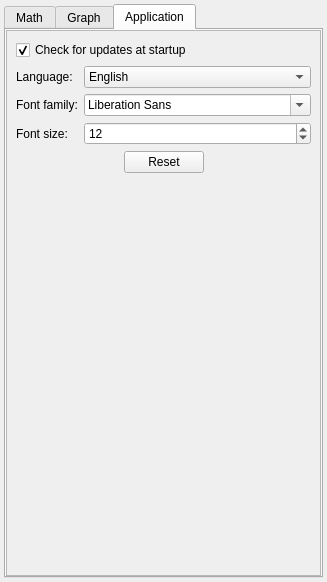
Before: the Qt Designer form Windows/settings.ui in AdelKS/ZeGrapher, drawn with Qt 5.
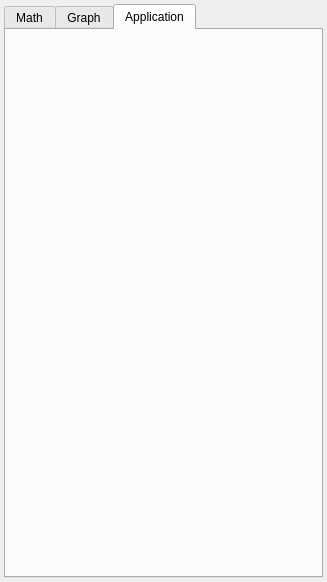
After: the same form once the commit is applied. The open tabs and pages were chosen to show the change. Icons and pictures are not drawn.

Commit message: Move app settings to new widget class ZeAppSettings

Patch:
```diff
--- a/Windows/settings.ui
+++ b/Windows/settings.ui
@@ -53,6 +53,9 @@
      <property name="currentIndex">
       <number>1</number>
      </property>
+     <property name="elideMode">
+      <enum>Qt::ElideLeft</enum>
+     </property>
      <widget class="QWidget" name="math">
       <attribute name="title">
        <string>Math</string>
@@ -215,259 +218,6 @@
        <property name="bottomMargin">
         <number>0</number>
        </property>
-       <item>
-        <widget class="QScrollArea" name="scrollArea_2">
-         <property name="sizePolicy">
-          <sizepolicy hsizetype="Preferred" vsizetype="Preferred">
-           <horstretch>0</horstretch>
-           <verstretch>0</verstretch>
-          </sizepolicy>
-         </property>
-         <property name="widgetResizable">
-          <bool>true</bool>
-         </property>
-         <widget class="QWidget" name="scrollAreaWidgetContents_2">
-          <property name="geometry">
-           <rect>
-            <x>0</x>
-            <y>0</y>
-            <width>313</width>
-            <height>538</height>
-           </rect>
-          </property>
-          <layout class="QVBoxLayout" name="verticalLayout_5">
-           <item>
-            <widget class="QCheckBox" name="updateCheckAtStart">
-             <property name="sizePolicy">
-              <sizepolicy hsizetype="Preferred" vsizetype="Preferred">
-               <horstretch>0</horstretch>
-               <verstretch>0</verstretch>
-              </sizepolicy>
-             </property>
-             <property name="maximumSize">
-              <size>
-               <width>16777215</width>
-               <height>16777215</height>
-              </size>
-             </property>
-             <property name="text">
-              <string>Check for updates at startup</string>
-             </property>
-             <property name="checked">
-              <bool>true</bool>
-             </property>
-            </widget>
-           </item>
-           <item>
-            <widget class="QWidget" name="widget_2" native="true">
-             <property name="sizePolicy">
-              <sizepolicy hsizetype="Preferred" vsizetype="Preferred">
-               <horstretch>0</horstretch>
-               <verstretch>0</verstretch>
-              </sizepolicy>
-             </property>
-             <layout class="QFormLayout" name="formLayout_2">
-              <property name="rowWrapPolicy">
-               <enum>QFormLayout::WrapLongRows</enum>
-              </property>
-              <property name="labelAlignment">
-               <set>Qt::AlignLeading|Qt::AlignLeft|Qt::AlignVCenter</set>
-              </property>
-              <property name="formAlignment">
-               <set>Qt::AlignCenter</set>
-              </property>
-              <property name="leftMargin">
-               <number>0</number>
-              </property>
-              <property name="topMargin">
-               <number>0</number>
-              </property>
-              <property name="rightMargin">
-               <number>0</number>
-              </property>
-              <property name="bottomMargin">
-               <number>0</number>
-              </property>
-              <item row="0" column="0">
-               <widget class="QLabel" name="label_10">
-                <property name="text">
-                 <string>Language:</string>
-                </property>
-               </widget>
-              </item>
-              <item row="0" column="1">
-               <widget class="QComboBox" name="languageComboBox">
-                <property name="sizePolicy">
-                 <sizepolicy hsizetype="Preferred" vsizetype="Fixed">
-                  <horstretch>0</horstretch>
-                  <verstretch>0</verstretch>
-                 </sizepolicy>
-                </property>
-                <property name="maximumSize">
-                 <size>
-                  <width>16777215</width>
-                  <height>16777215</height>
-                 </size>
-                </property>
-                <item>
-                 <property name="text">
-                  <string>English</string>
-                 </property>
-                </item>
-                <item>
-                 <property name="text">
-                  <string>Français</string>
-                 </property>
-                </item>
-               </widget>
-              </item>
-              <item row="1" column="0">
-               <widget class="QLabel" name="label_12">
-                <property name="text">
-                 <string>Font family:</string>
-                </property>
-               </widget>
-              </item>
-              <item row="1" column="1">
-               <widget class="QFontComboBox" name="appFontFamily">
-                <property name="sizePolicy">
-                 <sizepolicy hsizetype="Preferred" vsizetype="Preferred">
-                  <horstretch>0</horstretch>
-                  <verstretch>0</verstretch>
-                 </sizepolicy>
-                </property>
-                <property name="minimumSize">
-                 <size>
-                  <width>0</width>
-                  <height>0</height>
-                 </size>
-                </property>
-                <property name="maximumSize">
-                 <size>
-                  <width>16777215</width>
-                  <height>16777215</height>
-                 </size>
-                </property>
-                <property name="sizeAdjustPolicy">
-                 <enum>QComboBox::AdjustToContents</enum>
-                </property>
-               </widget>
-              </item>
-              <item row="2" column="0">
-               <widget class="QLabel" name="label_13">
-                <property name="text">
-                 <string>Font size:</string>
-                </property>
-               </widget>
-              </item>
-              <item row="2" column="1">
-               <widget class="QSpinBox" name="appFontSize">
-                <property name="sizePolicy">
-                 <sizepolicy hsizetype="Preferred" vsizetype="Fixed">
-                  <horstretch>0</horstretch>
-                  <verstretch>0</verstretch>
-                 </sizepolicy>
-                </property>
-                <property name="maximumSize">
-                 <size>
-                  <width>16777215</width>
-                  <height>25</height>
-                 </size>
-                </property>
-                <property name="minimum">
-                 <number>8</number>
-                </property>
-                <property name="maximum">
-                 <number>20</number>
-                </property>
-                <property name="value">
-                 <number>12</number>
-                </property>
-               </widget>
-              </item>
-             </layout>
-            </widget>
-           </item>
-           <item>
-            <widget class="QWidget" name="widget_3" native="true">
-             <property name="sizePolicy">
-              <sizepolicy hsizetype="Preferred" vsizetype="Fixed">
-               <horstretch>0</horstretch>
-               <verstretch>0</verstretch>
-              </sizepolicy>
-             </property>
-             <layout class="QHBoxLayout" name="horizontalLayout">
-              <property name="leftMargin">
-               <number>0</number>
-              </property>
-              <property name="topMargin">
-               <number>0</number>
-              </property>
-              <property name="rightMargin">
-               <number>0</number>
-              </property>
-              <property name="bottomMargin">
-               <number>0</number>
-              </property>
-              <item>
-               <spacer name="horizontalSpacer">
-                <property name="orientation">
-                 <enum>Qt::Horizontal</enum>
-                </property>
-                <property name="sizeHint" stdset="0">
-                 <size>
-                  <width>40</width>
-                  <height>20</height>
-                 </size>
-                </property>
-               </spacer>
-              </item>
-              <item>
-               <widget class="QPushButton" name="reset">
-                <property name="sizePolicy">
-                 <sizepolicy hsizetype="Preferred" vsizetype="Fixed">
-                  <horstretch>0</horstretch>
-                  <verstretch>0</verstretch>
-                 </sizepolicy>
-                </property>
-                <property name="text">
-                 <string>Reset</string>
-                </property>
-               </widget>
-              </item>
-              <item>
-               <spacer name="horizontalSpacer_2">
-                <property name="orientation">
-                 <enum>Qt::Horizontal</enum>
-                </property>
-                <property name="sizeHint" stdset="0">
-                 <size>
-                  <width>40</width>
-                  <height>20</height>
-                 </size>
-                </property>
-               </spacer>
-              </item>
-             </layout>
-            </widget>
-           </item>
-           <item>
-            <spacer name="verticalSpacer">
-             <property name="orientation">
-              <enum>Qt::Vertical</enum>
-             </property>
-             <property name="sizeHint" stdset="0">
-              <size>
-               <width>20</width>
-               <height>40</height>
-              </size>
-             </property>
-            </spacer>
-           </item>
-          </layout>
-         </widget>
-        </widget>
-       </item>
       </layout>
      </widget>
     </widget>
```
Left out of the diff: 2 changed lines with no effect on the pictures. The commit also changes 10 other files.
